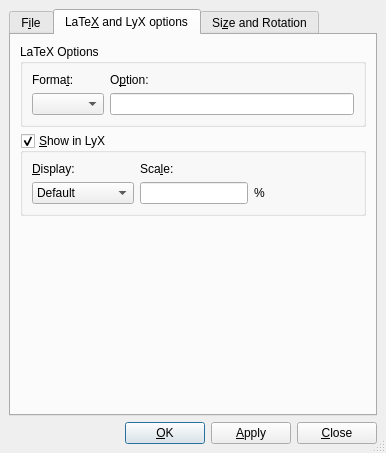
Old version of the form src/frontends/qt4/ui/ExternalUi.ui in the repository cburschka/lyx.
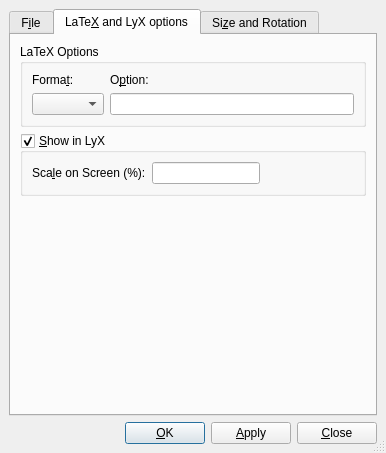
New version of the form. The open tabs and pages were chosen to show the change. Custom widgets are drawn as their Qt base class.

Commit message: - Simplify prefs, graphics and external display options which are now true or false. - the display combo in the prefs, external and graphics dialogs are gone - the lyxrc display_graphics option now overrides any local inset display option - The external template format has a new tag: Preview - format incremented to 337

Patch:
```diff
--- a/src/frontends/qt4/ui/ExternalUi.ui
+++ b/src/frontends/qt4/ui/ExternalUi.ui
@@ -127,17 +127,19 @@
       </layout>
      </widget>
      <widget class="QWidget" name="lyxviewtab" >
+      <property name="geometry" >
+       <rect>
+        <x>0</x>
+        <y>0</y>
+        <width>362</width>
+        <height>375</height>
+       </rect>
+      </property>
       <attribute name="title" >
        <string>LaTe&amp;X and LyX options</string>
       </attribute>
-      <layout class="QGridLayout" >
-       <property name="margin" >
-        <number>9</number>
-       </property>
-       <property name="spacing" >
-        <number>6</number>
-       </property>
-       <item row="0" column="0" >
+      <layout class="QVBoxLayout" name="verticalLayout" >
+       <item>
         <widget class="QGroupBox" name="optionsGB" >
          <property name="title" >
           <string>LaTeX Options</string>
@@ -184,7 +186,7 @@
          </layout>
         </widget>
        </item>
-       <item row="1" column="0" >
+       <item>
         <widget class="QGroupBox" name="displayGB" >
          <property name="toolTip" >
           <string>Display image in LyX</string>
@@ -198,134 +200,58 @@
          <property name="checkable" >
           <bool>true</bool>
          </property>
-         <layout class="QGridLayout" >
-          <property name="margin" >
-           <number>9</number>
-          </property>
-          <property name="spacing" >
-           <number>6</number>
-          </property>
-          <item row="1" column="2" >
-           <spacer>
-            <property name="orientation" >
-             <enum>Qt::Horizontal</enum>
-            </property>
-            <property name="sizeHint" >
-             <size>
-              <width>87</width>
-              <height>20</height>
-             </size>
-            </property>
-           </spacer>
-          </item>
-          <item row="1" column="0" >
-           <widget class="QComboBox" name="showCO" >
-            <property name="toolTip" >
-             <string>Screen display</string>
-            </property>
-            <item>
-             <property name="text" >
-              <string>Default</string>
-             </property>
-            </item>
-            <item>
-             <property name="text" >
-              <string>Monochrome</string>
-             </property>
-            </item>
-            <item>
-             <property name="text" >
-              <string>Grayscale</string>
-             </property>
-            </item>
-            <item>
-             <property name="text" >
-              <string>Color</string>
-             </property>
-            </item>
-            <item>
-             <property name="text" >
-              <string>Preview</string>
-             </property>
-            </item>
-           </widget>
-          </item>
-          <item row="1" column="1" >
-           <layout class="QHBoxLayout" >
-            <property name="margin" >
-             <number>0</number>
-            </property>
-            <property name="spacing" >
-             <number>6</number>
-            </property>
-            <item>
-             <widget class="QLineEdit" name="displayscaleED" >
-              <property name="enabled" >
-               <bool>true</bool>
-              </property>
-              <property name="sizePolicy" >
-               <sizepolicy>
-                <hsizetype>5</hsizetype>
-                <vsizetype>0</vsizetype>
-                <horstretch>0</horstretch>
-                <verstretch>0</verstretch>
-               </sizepolicy>
-              </property>
-              <property name="toolTip" >
-               <string>Percentage to scale by in LyX</string>
-              </property>
-             </widget>
-            </item>
-            <item>
-             <widget class="QLabel" name="displayscaleLA" >
-              <property name="enabled" >
-               <bool>true</bool>
-              </property>
-              <property name="focusPolicy" >
-               <enum>Qt::NoFocus</enum>
-              </property>
-              <property name="text" >
-               <string>%</string>
-              </property>
-             </widget>
-            </item>
-           </layout>
-          </item>
+         <layout class="QGridLayout" name="gridLayout" >
           <item row="0" column="0" >
-           <widget class="QLabel" name="showLA" >
-            <property name="toolTip" >
-             <string>Screen display</string>
-            </property>
-            <property name="text" >
-             <string>&amp;Display:</string>
-            </property>
-            <property name="buddy" >
-             <cstring>showCO</cstring>
-            </property>
-           </widget>
-          </item>
-          <item row="0" column="1" >
            <widget class="QLabel" name="scaleLA" >
             <property name="toolTip" >
              <string>Percentage to scale by in LyX</string>
             </property>
             <property name="text" >
-             <string>Sca&amp;le:</string>
+             <string>Sca&amp;le on Screen (%):</string>
             </property>
             <property name="buddy" >
              <cstring>displayscaleED</cstring>
             </property>
            </widget>
           </item>
+          <item row="0" column="1" >
+           <widget class="QLineEdit" name="displayscaleED" >
+            <property name="enabled" >
+             <bool>true</bool>
+            </property>
+            <property name="sizePolicy" >
+             <sizepolicy vsizetype="Fixed" hsizetype="Preferred" >
+              <horstretch>0</horstretch>
+              <verstretch>0</verstretch>
+             </sizepolicy>
+            </property>
+            <property name="toolTip" >
+             <string>Percentage to scale by in LyX</string>
+            </property>
+           </widget>
+          </item>
+          <item row="0" column="2" >
+           <spacer name="horizontalSpacer" >
+            <property name="orientation" >
+             <enum>Qt::Horizontal</enum>
+            </property>
+            <property name="sizeHint" stdset="0" >
+             <size>
+              <width>40</width>
+              <height>20</height>
+             </size>
+            </property>
+           </spacer>
+          </item>
          </layout>
         </widget>
        </item>
-       <item row="2" column="0" >
+       <item>
         <spacer>
          <property name="orientation" >
           <enum>Qt::Vertical</enum>
          </property>
-         <property name="sizeHint" >
+         <property name="sizeHint" stdset="0" >
           <size>
            <width>81</width>
            <height>196</height>
@@ -631,9 +557,6 @@
    </item>
    <item row="1" column="0" >
     <layout class="QHBoxLayout" >
-     <property name="margin" >
-      <number>0</number>
-     </property>
      <property name="spacing" >
       <number>6</number>
      </property>
@@ -645,7 +568,7 @@
        <property name="sizeType" >
         <enum>QSizePolicy::Expanding</enum>
        </property>
-       <property name="sizeHint" >
+       <property name="sizeHint" stdset="0" >
         <size>
          <width>20</width>
          <height>20</height>
@@ -693,7 +616,7 @@
  <customwidgets>
   <customwidget>
    <class>LengthCombo</class>
-   <extends>QWidget</extends>
+   <extends>QComboBox</extends>
    <header>LengthCombo.h</header>
   </customwidget>
  </customwidgets>
```
Left out of the diff: 51 changed lines with no effect on the pictures. The commit also changes 25 other files.
